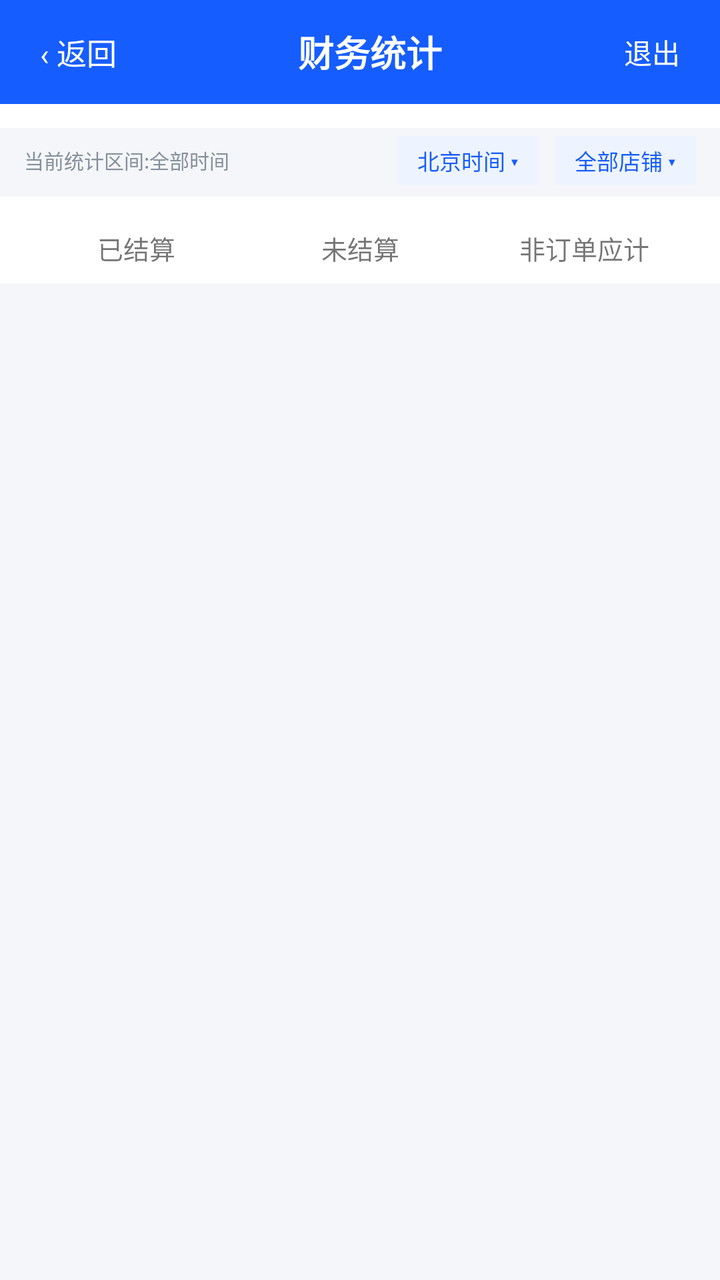
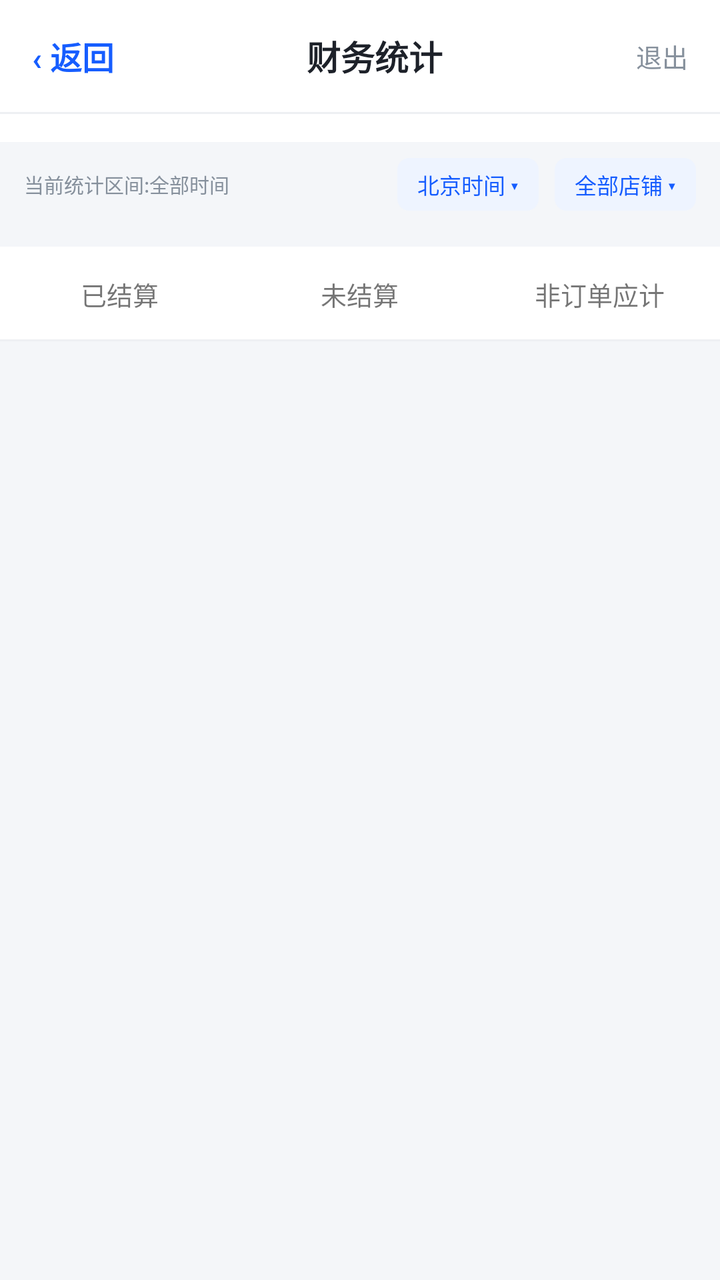

The first picture is an Android layout as it rendered before a commit; the second is the same layout after the commit. The layout source and the unified diff follow.
<!-- AndroidManifest.xml: application theme AppTheme -->
<!-- res/layout/activity_finance.xml -->
<?xml version="1.0" encoding="utf-8"?>
<LinearLayout xmlns:android="http://schemas.android.com/apk/res/android"
    android:layout_width="match_parent"
    android:layout_height="match_parent"
    android:fitsSystemWindows="true"
    android:orientation="vertical"
    android:background="@color/page_bg">

    
    <LinearLayout
        android:layout_width="match_parent"
        android:layout_height="52dp"
        android:orientation="horizontal"
        android:gravity="center_vertical"
        android:background="#165dff"
        android:paddingHorizontal="12dp">

        <TextView
            android:id="@+id/financeBackBtn"
            android:layout_width="wrap_content"
            android:layout_height="wrap_content"
            android:text="‹ 返回"
            android:textColor="#ffffff"
            android:textSize="15sp"
            android:padding="8dp" />

        <TextView
            android:layout_width="0dp"
            android:layout_height="wrap_content"
            android:layout_weight="1"
            android:text="财务统计"
            android:textColor="#ffffff"
            android:textSize="18sp"
            android:textStyle="bold"
            android:gravity="center" />

        <TextView
            android:id="@+id/financeLogoutBtn"
            android:layout_width="wrap_content"
            android:layout_height="wrap_content"
            android:text="退出"
            android:textColor="#ffffff"
            android:textSize="14sp"
            android:padding="8dp" />
    </LinearLayout>

    
    <HorizontalScrollView
        android:layout_width="match_parent"
        android:layout_height="wrap_content"
        android:scrollbars="none"
        android:background="#ffffff">

        <LinearLayout
            android:id="@+id/presetContainer"
            android:layout_width="wrap_content"
            android:layout_height="wrap_content"
            android:orientation="horizontal"
            android:paddingHorizontal="8dp"
            android:paddingVertical="6dp" />
    </HorizontalScrollView>

    
    <LinearLayout
        android:layout_width="match_parent"
        android:layout_height="wrap_content"
        android:orientation="horizontal"
        android:gravity="center_vertical"
        android:paddingHorizontal="12dp"
        android:paddingTop="4dp">

        <TextView
            android:id="@+id/rangeHint"
            android:layout_width="0dp"
            android:layout_height="wrap_content"
            android:layout_weight="1"
            android:text="当前统计区间:全部时间"
            android:textSize="10sp"
            android:textColor="#86909c"
            android:maxLines="2" />

        <TextView
            android:id="@+id/tzBtn"
            android:layout_width="wrap_content"
            android:layout_height="wrap_content"
            android:text="北京时间 ▾"
            android:textSize="11sp"
            android:textColor="#165dff"
            android:background="#eef4ff"
            android:paddingHorizontal="10dp"
            android:paddingVertical="4dp" />

        <TextView
            android:id="@+id/financeStoreBtn"
            android:layout_width="wrap_content"
            android:layout_height="wrap_content"
            android:text="全部店铺 ▾"
            android:textSize="11sp"
            android:textColor="#165dff"
            android:background="#eef4ff"
            android:paddingHorizontal="10dp"
            android:paddingVertical="4dp"
            android:layout_marginStart="8dp" />
    </LinearLayout>

    
    <LinearLayout
        android:id="@+id/summaryContainer"
        android:layout_width="match_parent"
        android:layout_height="wrap_content"
        android:orientation="vertical"
        android:paddingHorizontal="12dp"
        android:paddingTop="6dp" />

    
    <LinearLayout
        android:layout_width="match_parent"
        android:layout_height="wrap_content"
        android:orientation="horizontal"
        android:background="#ffffff"
        android:paddingHorizontal="12dp"
        android:paddingTop="8dp">

        <TextView
            android:id="@+id/detailTabSettled"
            android:layout_width="0dp"
            android:layout_height="wrap_content"
            android:layout_weight="1"
            android:text="已结算"
            android:textSize="13sp"
            android:gravity="center"
            android:padding="8dp" />

        <TextView
            android:id="@+id/detailTabPending"
            android:layout_width="0dp"
            android:layout_height="wrap_content"
            android:layout_weight="1"
            android:text="未结算"
            android:textSize="13sp"
            android:gravity="center"
            android:padding="8dp" />

        <TextView
            android:id="@+id/detailTabNonOrder"
            android:layout_width="0dp"
            android:layout_height="wrap_content"
            android:layout_weight="1"
            android:text="非订单应计"
            android:textSize="13sp"
            android:gravity="center"
            android:padding="8dp" />
    </LinearLayout>

    
    <LinearLayout
        android:id="@+id/financeSearchRow"
        android:layout_width="match_parent"
        android:layout_height="wrap_content"
        android:orientation="horizontal"
        android:gravity="center_vertical"
        android:background="#ffffff"
        android:paddingHorizontal="12dp"
        android:paddingBottom="6dp"
        android:visibility="gone">

        <EditText
            android:id="@+id/financeKeywordInput"
            android:layout_width="0dp"
            android:layout_height="40dp"
            android:layout_weight="1"
            android:background="@drawable/bg_input"
            android:paddingHorizontal="12dp"
            android:hint="搜索货件号"
            android:textSize="13sp"
            android:imeOptions="actionSearch"
            android:singleLine="true" />

        <TextView
            android:id="@+id/financeSearchBtn"
            android:layout_width="wrap_content"
            android:layout_height="wrap_content"
            android:text="搜索"
            android:textColor="#165dff"
            android:textSize="14sp"
            android:padding="8dp" />
    </LinearLayout>

    <ProgressBar
        android:id="@+id/financeProgress"
        android:layout_width="wrap_content"
        android:layout_height="wrap_content"
        android:layout_gravity="center_horizontal"
        android:layout_marginTop="10dp"
        android:visibility="gone" />

    <androidx.recyclerview.widget.RecyclerView
        android:id="@+id/financeRecyclerView"
        android:layout_width="match_parent"
        android:layout_height="0dp"
        android:layout_weight="1"
        android:clipToPadding="false"
        android:padding="12dp" />

    <TextView
        android:id="@+id/financeLoadMoreTip"
        android:layout_width="match_parent"
        android:layout_height="wrap_content"
        android:text=""
        android:textSize="12sp"
        android:textColor="#a6abb3"
        android:gravity="center"
        android:padding="6dp"
        android:visibility="gone" />

</LinearLayout>
<!-- resources referenced by this layout -->
<resources>
  <color name="page_bg">#f4f6f9</color>
  <!-- drawable bg_input (drawable) -->
  <?xml version="1.0" encoding="utf-8"?>
  <shape xmlns:android="http://schemas.android.com/apk/res/android"
      android:shape="rectangle">
      <solid android:color="@color/neutral_bg" />
      <corners android:radius="@dimen/radius_md" />
  </shape>
  <style name="AppTheme" parent="android:Theme.Material.Light.NoActionBar">
          <item name="android:statusBarColor">#165dff</item>
          <item name="android:navigationBarColor">#ffffff</item>
          <item name="android:windowBackground">#f2f3f5</item>
      </style>
  <color name="neutral_bg">#f2f3f5</color>
  <dimen name="radius_md">10dp</dimen>
</resources>

<!-- the commit's change to res/layout/activity_finance.xml (unified diff, before → after) -->
@@ -9,28 +9,30 @@
     
     <LinearLayout
         android:layout_width="match_parent"
-        android:layout_height="52dp"
+        android:layout_height="56dp"
         android:orientation="horizontal"
         android:gravity="center_vertical"
-        android:background="#165dff"
-        android:paddingHorizontal="12dp">
+        android:background="#ffffff"
+        android:paddingHorizontal="8dp">
 
         <TextView
             android:id="@+id/financeBackBtn"
             android:layout_width="wrap_content"
             android:layout_height="wrap_content"
             android:text="‹ 返回"
-            android:textColor="#ffffff"
-            android:textSize="15sp"
-            android:padding="8dp" />
+            android:textColor="@color/primary"
+            android:textSize="16sp"
+            android:textStyle="bold"
+            android:paddingHorizontal="8dp"
+            android:paddingVertical="12dp" />
 
         <TextView
             android:layout_width="0dp"
             android:layout_height="wrap_content"
             android:layout_weight="1"
             android:text="财务统计"
-            android:textColor="#ffffff"
-            android:textSize="18sp"
+            android:textColor="@color/text_primary"
+            android:textSize="17sp"
             android:textStyle="bold"
             android:gravity="center" />
 
@@ -39,25 +41,33 @@
             android:layout_width="wrap_content"
             android:layout_height="wrap_content"
             android:text="退出"
-            android:textColor="#ffffff"
-            android:textSize="14sp"
-            android:padding="8dp" />
-    </LinearLayout>
+            android:textColor="@color/text_muted"
+            android:textSize="13sp"
+            android:paddingHorizontal="8dp"
+            android:paddingVertical="12dp" />
+    </LinearLayout>
+
+    
+    <View
+        android:layout_width="match_parent"
+        android:layout_height="1dp"
+        android:background="@color/divider" />
 
     
     <HorizontalScrollView
         android:layout_width="match_parent"
         android:layout_height="wrap_content"
         android:scrollbars="none"
-        android:background="#ffffff">
+        android:background="#ffffff"
+        android:paddingTop="6dp"
+        android:paddingBottom="8dp">
 
         <LinearLayout
             android:id="@+id/presetContainer"
             android:layout_width="wrap_content"
             android:layout_height="wrap_content"
             android:orientation="horizontal"
-            android:paddingHorizontal="8dp"
-            android:paddingVertical="6dp" />
+            android:paddingHorizontal="12dp" />
     </HorizontalScrollView>
 
     
@@ -67,7 +77,8 @@
         android:orientation="horizontal"
         android:gravity="center_vertical"
         android:paddingHorizontal="12dp"
-        android:paddingTop="4dp">
+        android:paddingTop="8dp"
+        android:paddingBottom="2dp">
 
         <TextView
             android:id="@+id/rangeHint"
@@ -76,7 +87,7 @@
             android:layout_weight="1"
             android:text="当前统计区间:全部时间"
             android:textSize="10sp"
-            android:textColor="#86909c"
+            android:textColor="@color/text_muted"
             android:maxLines="2" />
 
         <TextView
@@ -85,10 +96,10 @@
             android:layout_height="wrap_content"
             android:text="北京时间 ▾"
             android:textSize="11sp"
-            android:textColor="#165dff"
-            android:background="#eef4ff"
+            android:textColor="@color/primary"
+            android:background="@drawable/bg_tag_blue"
             android:paddingHorizontal="10dp"
-            android:paddingVertical="4dp" />
+            android:paddingVertical="5dp" />
 
         <TextView
             android:id="@+id/financeStoreBtn"
@@ -96,10 +107,10 @@
             android:layout_height="wrap_content"
             android:text="全部店铺 ▾"
             android:textSize="11sp"
-            android:textColor="#165dff"
-            android:background="#eef4ff"
+            android:textColor="@color/primary"
+            android:background="@drawable/bg_tag_blue"
             android:paddingHorizontal="10dp"
-            android:paddingVertical="4dp"
+            android:paddingVertical="5dp"
             android:layout_marginStart="8dp" />
     </LinearLayout>
 
@@ -110,58 +121,106 @@
         android:layout_height="wrap_content"
         android:orientation="vertical"
         android:paddingHorizontal="12dp"
-        android:paddingTop="6dp" />
-
-    
-    <LinearLayout
-        android:layout_width="match_parent"
-        android:layout_height="wrap_content"
-        android:orientation="horizontal"
+        android:paddingTop="8dp"
+        android:clipChildren="false"
+        android:clipToPadding="false" />
+
+    
+    <LinearLayout
+        android:layout_width="match_parent"
+        android:layout_height="wrap_content"
+        android:orientation="horizontal"
+        android:background="#ffffff"
+        android:paddingTop="8dp"
+        android:layout_marginTop="8dp">
+
+        <LinearLayout
+            android:layout_width="0dp"
+            android:layout_height="wrap_content"
+            android:layout_weight="1"
+            android:orientation="vertical"
+            android:gravity="center_horizontal">
+
+            <TextView
+                android:id="@+id/detailTabSettled"
+                android:layout_width="wrap_content"
+                android:layout_height="wrap_content"
+                android:text="已结算"
+                android:textSize="13sp"
+                android:paddingHorizontal="8dp"
+                android:paddingVertical="6dp" />
+
+            <View
+                android:id="@+id/tabIndicatorSettled"
+                android:layout_width="32dp"
+                android:layout_height="3dp"
+                android:layout_marginTop="4dp"
+                android:background="@drawable/bg_tab_indicator"
+                android:visibility="invisible" />
+        </LinearLayout>
+
+        <LinearLayout
+            android:layout_width="0dp"
+            android:layout_height="wrap_content"
+            android:layout_weight="1"
+            android:orientation="vertical"
+            android:gravity="center_horizontal">
+
+            <TextView
+                android:id="@+id/detailTabPending"
+                android:layout_width="wrap_content"
+                android:layout_height="wrap_content"
+                android:text="未结算"
+                android:textSize="13sp"
+                android:paddingHorizontal="8dp"
+                android:paddingVertical="6dp" />
+
+            <View
+                android:id="@+id/tabIndicatorPending"
+                android:layout_width="32dp"
+                android:layout_height="3dp"
+                android:layout_marginTop="4dp"
+                android:background="@drawable/bg_tab_indicator"
+                android:visibility="invisible" />
+        </LinearLayout>
+
+        <LinearLayout
+            android:layout_width="0dp"
+            android:layout_height="wrap_content"
+            android:layout_weight="1"
+            android:orientation="vertical"
+            android:gravity="center_horizontal">
+
+            <TextView
+                android:id="@+id/detailTabNonOrder"
+                android:layout_width="wrap_content"
+                android:layout_height="wrap_content"
+                android:text="非订单应计"
+                android:textSize="13sp"
+                android:paddingHorizontal="8dp"
+                android:paddingVertical="6dp" />
+
+            <View
+                android:id="@+id/tabIndicatorNonOrder"
+                android:layout_width="32dp"
+                android:layout_height="3dp"
+                android:layout_marginTop="4dp"
+                android:background="@drawable/bg_tab_indicator"
+                android:visibility="invisible" />
+        </LinearLayout>
+    </LinearLayout>
+
+    
+    <LinearLayout
+        android:id="@+id/financeSearchRow"
+        android:layout_width="match_parent"
+        android:layout_height="wrap_content"
+        android:orientation="horizontal"
+        android:gravity="center_vertical"
         android:background="#ffffff"
         android:paddingHorizontal="12dp"
-        android:paddingTop="8dp">
-
-        <TextView
-            android:id="@+id/detailTabSettled"
-            android:layout_width="0dp"
-            android:layout_height="wrap_content"
-            android:layout_weight="1"
-            android:text="已结算"
-            android:textSize="13sp"
-            android:gravity="center"
-            android:padding="8dp" />
-
-        <TextView
-            android:id="@+id/detailTabPending"
-            android:layout_width="0dp"
-            android:layout_height="wrap_content"
-            android:layout_weight="1"
-            android:text="未结算"
-            android:textSize="13sp"
-            android:gravity="center"
-            android:padding="8dp" />
-
-        <TextView
-            android:id="@+id/detailTabNonOrder"
-            android:layout_width="0dp"
-            android:layout_height="wrap_content"
-            android:layout_weight="1"
-            android:text="非订单应计"
-            android:textSize="13sp"
-            android:gravity="center"
-            android:padding="8dp" />
-    </LinearLayout>
-
-    
-    <LinearLayout
-        android:id="@+id/financeSearchRow"
-        android:layout_width="match_parent"
-        android:layout_height="wrap_content"
-        android:orientation="horizontal"
-        android:gravity="center_vertical"
-        android:background="#ffffff"
-        android:paddingHorizontal="12dp"
-        android:paddingBottom="6dp"
+        android:paddingTop="6dp"
+        android:paddingBottom="8dp"
         android:visibility="gone">
 
         <EditText
@@ -181,10 +240,18 @@
             android:layout_width="wrap_content"
             android:layout_height="wrap_content"
             android:text="搜索"
-            android:textColor="#165dff"
+            android:textColor="@color/primary"
             android:textSize="14sp"
-            android:padding="8dp" />
-    </LinearLayout>
+            android:textStyle="bold"
+            android:padding="8dp"
+            android:layout_marginStart="8dp" />
+    </LinearLayout>
+
+    
+    <View
+        android:layout_width="match_parent"
+        android:layout_height="1dp"
+        android:background="@color/divider" />
 
     <ProgressBar
         android:id="@+id/financeProgress"
@@ -208,7 +275,7 @@
         android:layout_height="wrap_content"
         android:text=""
         android:textSize="12sp"
-        android:textColor="#a6abb3"
+        android:textColor="@color/text_placeholder"
         android:gravity="center"
         android:padding="6dp"
         android:visibility="gone" />
<!-- resource entries referenced after the edit -->
@@ -1,12 +1,31 @@
 <!-- resources referenced by this layout -->
 <resources>
+  <color name="divider">#eef0f3</color>
   <color name="page_bg">#f4f6f9</color>
+  <color name="primary">#165dff</color>
+  <color name="text_muted">#86909c</color>
+  <color name="text_placeholder">#a6abb3</color>
+  <color name="text_primary">#1d2129</color>
   <!-- drawable bg_input (drawable) -->
   <?xml version="1.0" encoding="utf-8"?>
   <shape xmlns:android="http://schemas.android.com/apk/res/android"
       android:shape="rectangle">
       <solid android:color="@color/neutral_bg" />
       <corners android:radius="@dimen/radius_md" />
+  </shape>
+  <!-- drawable bg_tab_indicator (drawable) -->
+  <?xml version="1.0" encoding="utf-8"?>
+  <shape xmlns:android="http://schemas.android.com/apk/res/android"
+      android:shape="rectangle">
+      <solid android:color="@color/primary" />
+      <corners android:radius="2dp" />
+  </shape>
+  <!-- drawable bg_tag_blue (drawable) -->
+  <?xml version="1.0" encoding="utf-8"?>
+  <shape xmlns:android="http://schemas.android.com/apk/res/android"
+      android:shape="rectangle">
+      <solid android:color="@color/primary_bg" />
+      <corners android:radius="@dimen/radius_sm" />
   </shape>
   <style name="AppTheme" parent="android:Theme.Material.Light.NoActionBar">
           <item name="android:statusBarColor">#165dff</item>
@@ -15,5 +34,7 @@
       </style>
   <color name="neutral_bg">#f2f3f5</color>
   <dimen name="radius_md">10dp</dimen>
+  <color name="primary_bg">#eef4ff</color>
+  <dimen name="radius_sm">6dp</dimen>
 </resources>
 
